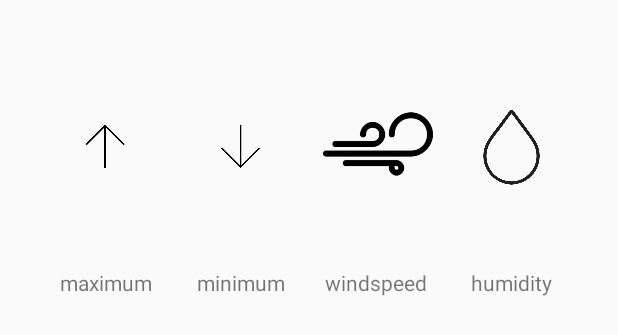
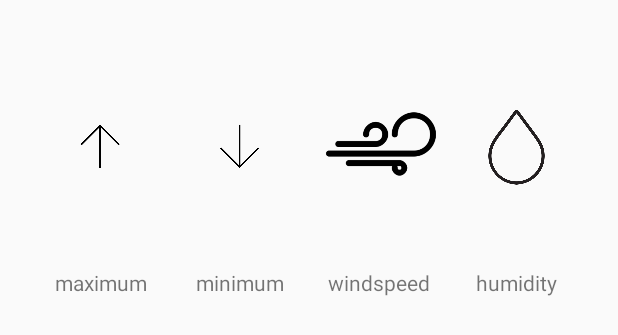
Before and after one commit to yujongu/WeatherApp, an Android app: the layout activity_details.xml on its own in the app's theme, with its tools: preview values and no code run, on a phone screen of 412 x 824 dp. Shown: the part 748-1083 px from the top of the screen. Run offline under Robolectric (Android 15) with nearby library versions, the phone set to English and light mode, and no system bars.

Commit message:
Minor fix horizontalmargin to start and end margin.

```diff
--- a/app/src/main/java/com/yujongu/weatherapp/Firstpage.java
+++ b/app/src/main/java/com/yujongu/weatherapp/Firstpage.java
@@ -39,7 +39,6 @@ import org.json.JSONObject;
 import java.util.ArrayList;
 import java.util.Arrays;
 import java.util.Collections;
-import java.util.HashMap;
 import java.util.LinkedHashMap;
 import java.util.Map;
 
--- a/app/src/main/res/layout/activity_details.xml
+++ b/app/src/main/res/layout/activity_details.xml
@@ -26,6 +26,7 @@
         android:layout_width="wrap_content"
         android:layout_height="wrap_content"
         android:text="CityName"
+        android:textAlignment="center"
         android:textColor="@color/quantum_black_100"
         android:textSize="50sp"
         android:fontFamily="@font/cultivemono_regular"
@@ -74,7 +75,8 @@
         android:weightSum="4"
         android:orientation="horizontal"
         android:layout_below="@+id/textview_detail_temperature"
-        android:layout_marginHorizontal="10dp"
+        android:layout_marginStart="5dp"
+        android:layout_marginEnd="5dp"
         >
 
         <LinearLayout
```
